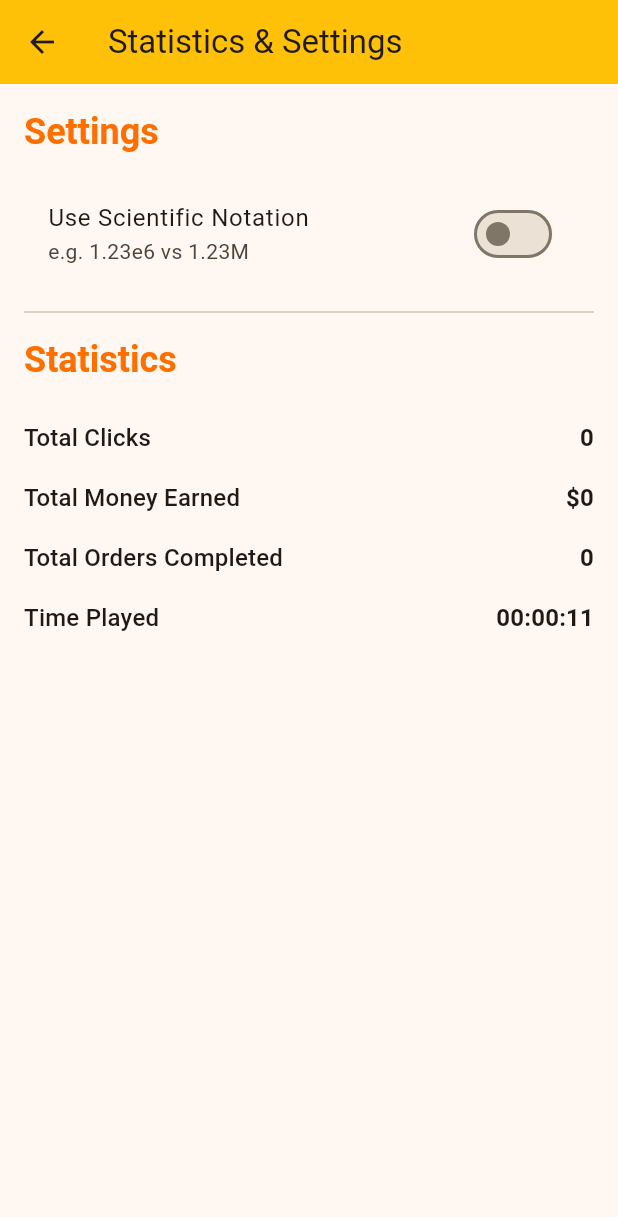
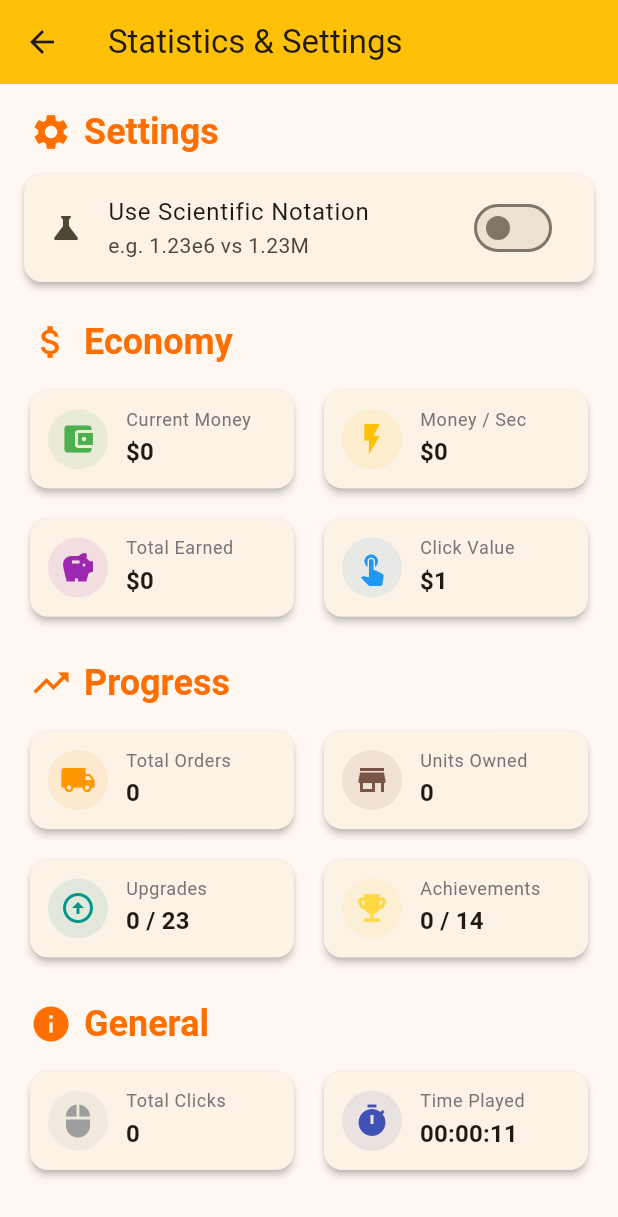
Before and after one commit to coins5/supercrazydeliveryinc, a Flutter app: the StatisticsScreen screen opened directly, on a phone screen of 412 x 824 dp. Shown: the top 1217 px of the screen. Run offline on Flutter 3.47's test engine with Material 3 defaults, Android fonts, the phone set to English and light mode, and no system bars.

Commit message:
Mejores estadísticas

```diff
--- a/lib/models/game_state.dart
+++ b/lib/models/game_state.dart
@@ -61,6 +61,24 @@ class GameState extends ChangeNotifier {
     }
     return income;
   }
+
+  int get totalUnitsPurchased {
+    int count = 0;
+    for (var unit in units) {
+      count += unit.count;
+    }
+    return count;
+  }
+
+  int get totalUpgradesPurchased {
+    return upgrades.where((u) => u.isPurchased).length;
+  }
+
+  int get unlockedAchievementsCount {
+    return achievements.where((a) => a.isUnlocked).length;
+  }
+
+  double get clickValue => 1.0; // Currently hardcoded, but good to expose
 
   void _tick() {
     double income = moneyPerSecond;
--- a/lib/screens/statistics_screen.dart
+++ b/lib/screens/statistics_screen.dart
@@ -17,31 +17,93 @@ class StatisticsScreen extends StatelessWidget {
           return ListView(
             padding: const EdgeInsets.all(16),
             children: [
-              _buildSectionHeader(context, 'Settings'),
-              SwitchListTile(
+              _buildSectionHeader(context, 'Settings', Icons.settings),
+              Card(
+                elevation: 2,
+                margin: const EdgeInsets.only(bottom: 24),
+                child: SwitchListTile(
                   title: const Text('Use Scientific Notation'),
                   subtitle: const Text('e.g. 1.23e6 vs 1.23M'),
+                  secondary: const Icon(Icons.science),
                   value: gameState.useScientificNotation,
                   onChanged: (value) => gameState.toggleNumberFormat(),
                 ),
-              const Divider(height: 32),
-              _buildSectionHeader(context, 'Statistics'),
-              _buildStatItem(
-                context,
+              ),
+
+              _buildSectionHeader(context, 'Economy', Icons.attach_money),
+              _buildStatGrid(context, [
+                _StatData(
+                  'Current Money',
+                  '\$${gameState.formatNumber(gameState.money)}',
+                  Icons.account_balance_wallet,
+                  Colors.green,
+                ),
+                _StatData(
+                  'Money / Sec',
+                  '\$${gameState.formatNumber(gameState.moneyPerSecond)}',
+                  Icons.flash_on,
+                  Colors.amber,
+                ),
+                _StatData(
+                  'Total Earned',
+                  '\$${gameState.formatNumber(gameState.totalMoneyEarned)}',
+                  Icons.savings,
+                  Colors.purple,
+                ),
+                _StatData(
+                  'Click Value',
+                  '\$${gameState.formatNumber(gameState.clickValue)}',
+                  Icons.touch_app,
+                  Colors.blue,
+                ),
+              ]),
+              const SizedBox(height: 24),
+
+              _buildSectionHeader(context, 'Progress', Icons.trending_up),
+              _buildStatGrid(context, [
+                _StatData(
+                  'Total Orders',
+                  gameState.formatNumber(gameState.totalOrders.toDouble()),
+                  Icons.local_shipping,
+                  Colors.orange,
+                ),
+                _StatData(
+                  'Units Owned',
+                  gameState.totalUnitsPurchased.toString(),
+                  Icons.store,
+                  Colors.brown,
+                ),
+                _StatData(
+                  'Upgrades',
+                  '${gameState.totalUpgradesPurchased} / ${gameState.upgrades.length}',
+                  Icons.arrow_circle_up,
+                  Colors.teal,
+                ),
+                _StatData(
+                  'Achievements',
+                  '${gameState.unlockedAchievementsCount} / ${gameState.achievements.length}',
+                  Icons.emoji_events,
+                  Colors.amberAccent,
+                ),
+              ]),
+              const SizedBox(height: 24),
+
+              _buildSectionHeader(context, 'General', Icons.info),
+              _buildStatGrid(context, [
+                _StatData(
                   'Total Clicks',
                   gameState.totalClicks.toString(),
+                  Icons.mouse,
+                  Colors.grey,
                 ),
-              _buildStatItem(
-                context,
-                'Total Money Earned',
-                '\$${gameState.formatNumber(gameState.totalMoneyEarned)}',
+                _StatData(
+                  'Time Played',
+                  gameState.playTime,
+                  Icons.timer,
+                  Colors.indigo,
                 ),
-              _buildStatItem(
-                context,
-                'Total Orders Completed',
-                gameState.formatNumber(gameState.totalOrders.toDouble()),
-              ),
-              _buildStatItem(context, 'Time Played', gameState.playTime),
+              ]),
+              const SizedBox(height: 32),
             ],
           );
         },
@@ -49,34 +111,93 @@ class StatisticsScreen extends StatelessWidget {
     );
   }
 
-  Widget _buildSectionHeader(BuildContext context, String title) {
+  Widget _buildSectionHeader(
+    BuildContext context,
+    String title,
+    IconData icon,
+  ) {
     return Padding(
-      padding: const EdgeInsets.only(bottom: 16),
-      child: Text(
+      padding: const EdgeInsets.only(bottom: 12, left: 4),
+      child: Row(
+        children: [
+          Icon(icon, color: Colors.amber.shade900, size: 28),
+          const SizedBox(width: 8),
+          Text(
             title,
             style: Theme.of(context).textTheme.headlineSmall?.copyWith(
               fontWeight: FontWeight.bold,
               color: Colors.amber.shade900,
             ),
           ),
-    );
-  }
-
-  Widget _buildStatItem(BuildContext context, String label, String value) {
-    return Padding(
-      padding: const EdgeInsets.symmetric(vertical: 8),
-      child: Row(
-        mainAxisAlignment: MainAxisAlignment.spaceBetween,
-        children: [
-          Text(label, style: Theme.of(context).textTheme.titleMedium),
-          Text(
-            value,
-            style: Theme.of(
-              context,
-            ).textTheme.titleMedium?.copyWith(fontWeight: FontWeight.bold),
-          ),
         ],
       ),
     );
   }
+
+  Widget _buildStatGrid(BuildContext context, List<_StatData> stats) {
+    return GridView.builder(
+      shrinkWrap: true,
+      physics: const NeverScrollableScrollPhysics(),
+      gridDelegate: const SliverGridDelegateWithFixedCrossAxisCount(
+        crossAxisCount: 2,
+        childAspectRatio: 2.5,
+        crossAxisSpacing: 12,
+        mainAxisSpacing: 12,
+      ),
+      itemCount: stats.length,
+      itemBuilder: (context, index) {
+        final stat = stats[index];
+        return Card(
+          elevation: 2,
+          child: Padding(
+            padding: const EdgeInsets.symmetric(horizontal: 12, vertical: 8),
+            child: Row(
+              children: [
+                Container(
+                  padding: const EdgeInsets.all(8),
+                  decoration: BoxDecoration(
+                    color: stat.color.withOpacity(0.1),
+                    shape: BoxShape.circle,
+                  ),
+                  child: Icon(stat.icon, color: stat.color, size: 24),
+                ),
+                const SizedBox(width: 12),
+                Expanded(
+                  child: Column(
+                    crossAxisAlignment: CrossAxisAlignment.start,
+                    mainAxisAlignment: MainAxisAlignment.center,
+                    children: [
+                      Text(
+                        stat.label,
+                        style: Theme.of(context).textTheme.bodySmall?.copyWith(
+                          color: Colors.grey[600],
+                        ),
+                        overflow: TextOverflow.ellipsis,
+                      ),
+                      const SizedBox(height: 2),
+                      Text(
+                        stat.value,
+                        style: Theme.of(context).textTheme.titleMedium
+                            ?.copyWith(fontWeight: FontWeight.bold),
+                        overflow: TextOverflow.ellipsis,
+                      ),
+                    ],
+                  ),
+                ),
+              ],
+            ),
+          ),
+        );
+      },
+    );
   }
+}
+
+class _StatData {
+  final String label;
+  final String value;
+  final IconData icon;
+  final Color color;
+
+  _StatData(this.label, this.value, this.icon, this.color);
+}
```
Lines whose indentation alone changed are shown as unchanged.
